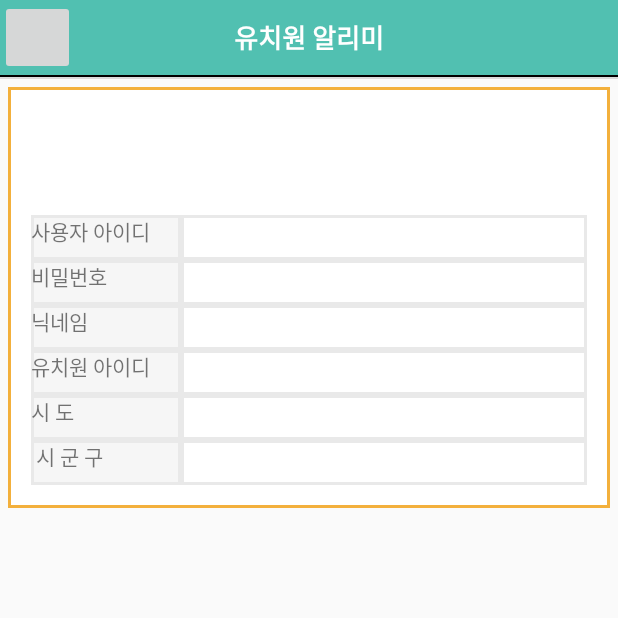
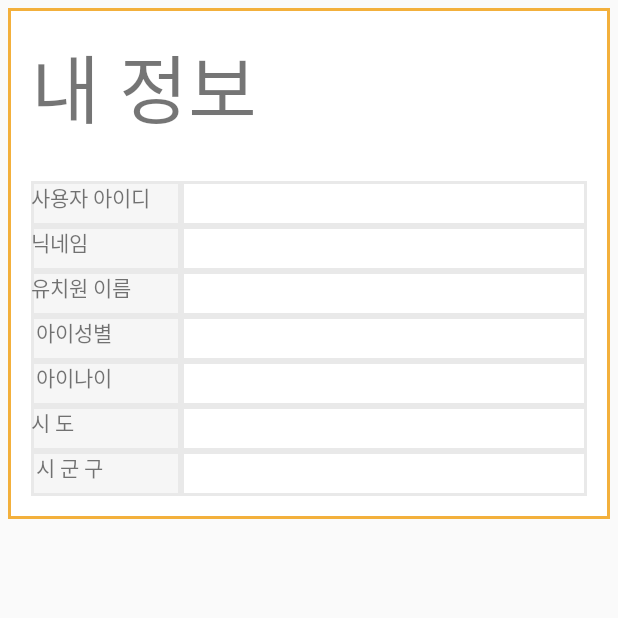
Before and after one commit to kyung2/cau_DB02, an Android app: the UserInfo screen opened directly, with no data from a screen before it, on a phone screen of 412 x 824 dp, the top half of it. Run offline under Robolectric (Android 15) with nearby library versions, the phone set to English and light mode, and no system bars.

Commit message:
user info complete

```diff
--- a/android/dbapp/app/src/main/res/layout/activity_user_info.xml
+++ b/android/dbapp/app/src/main/res/layout/activity_user_info.xml
@@ -12,74 +12,45 @@
         android:layout_alignParentTop="true"
         android:layout_alignParentStart="true">
 
-        <LinearLayout
-            android:layout_width="match_parent"
-            android:layout_height="match_parent"
-            android:orientation="vertical">
 
-            <RelativeLayout
-                android:id="@+id/wrapper_detailPreSchool_topBar"
+            <LinearLayout
                 android:layout_width="match_parent"
-                android:layout_height="50dp"
-                android:background="@color/chiYakSaek">
-
-                <ImageButton
-                    android:id="@+id/btn_detailPreSchool_home"
-                    android:layout_width="50dp"
-                    android:layout_height="50dp" />
-
-                <TextView
-                    android:layout_width="wrap_content"
-                    android:layout_height="wrap_content"
-                    android:layout_centerInParent="true"
-                    android:text="유치원 알리미"
-                    android:textColor="@color/white"
-                    android:textSize="17dp"
-                    android:textStyle="bold" />
-            </RelativeLayout>
-
-            <View
-                android:layout_width="match_parent"
-                android:layout_height="1dp"
-                android:background="@color/black" />
-
-            <View
-                android:layout_width="match_parent"
-                android:layout_height="0.5dp"
-                android:background="@color/whiteGray" />
-
-            <View
-                android:layout_width="match_parent"
-                android:layout_height="0.5dp"
-                android:background="@color/whiteGray" />
-            <LinearLayout
+                android:layout_height="wrap_content"
+                android:layout_margin="5dp"
+                android:background="@drawable/orange_square"
                 android:orientation="vertical"
-                android:layout_margin="5dp"
-                android:padding="15dp"
-                android:background="@drawable/orange_square"
-                android:layout_width="match_parent"
-                android:layout_height="wrap_content">
-                <LinearLayout
-                    android:orientation="horizontal"
-                    android:layout_width="wrap_content"
-                    android:layout_height="50dp"></LinearLayout>
+                android:padding="15dp">
 
                 <LinearLayout
-                    android:layout_marginTop="20dp"
+                    android:layout_width="wrap_content"
+                    android:layout_height="80dp"
+                    android:orientation="horizontal">
+                    <TextView
+                        android:layout_width="match_parent"
+                        android:layout_height="match_parent"
+                        android:text="내 정보"
+                        android:textSize="50sp"/>
+
+                </LinearLayout>
+
+                <LinearLayout
                     android:layout_width="match_parent"
-                    android:layout_height="30dp">
+                    android:layout_height="30dp"
+                    android:layout_marginTop="20dp">
+
                     <TextView
-                        android:background="@drawable/grayback_square"
                         android:layout_width="100dp"
                         android:layout_height="match_parent"
-                        android:text="사용자 아이디"/>
+                        android:background="@drawable/grayback_square"
+                        android:text="사용자 아이디" />
 
                     <TextView
                         android:id="@+id/tv_user_info_id"
-                        android:background="@drawable/gray_square"
                         android:layout_width="match_parent"
-                        android:layout_height="match_parent" />
+                        android:layout_height="match_parent"
+                        android:background="@drawable/gray_square" />
                 </LinearLayout>
+
                 <LinearLayout
                     android:layout_width="match_parent"
                     android:layout_height="30dp">
@@ -88,78 +59,99 @@
                         android:layout_width="100dp"
                         android:layout_height="match_parent"
                         android:background="@drawable/grayback_square"
-                        android:text="비밀번호"/>
+                        android:text="닉네임" />
 
                     <TextView
-                        android:id="@+id/tv_user_info_pw"
-                        android:background="@drawable/gray_square"
+                        android:id="@+id/tv_user_info_nick_name"
                         android:layout_width="match_parent"
-                        android:layout_height="match_parent" />
+                        android:layout_height="match_parent"
+                        android:background="@drawable/gray_square" />
                 </LinearLayout>
+
                 <LinearLayout
                     android:layout_width="match_parent"
                     android:layout_height="30dp">
+
                     <TextView
-                        android:background="@drawable/grayback_square"
                         android:layout_width="100dp"
                         android:layout_height="match_parent"
-                        android:text="닉네임"/>
+                        android:background="@drawable/grayback_square"
+                        android:text="유치원 이름" />
 
                     <TextView
-                        android:id="@+id/tv_user_info_nick_name"
-                        android:background="@drawable/gray_square"
+                        android:id="@+id/tv_user_info_preSchool_name"
                         android:layout_width="match_parent"
-                        android:layout_height="match_parent" />
+                        android:layout_height="match_parent"
+                        android:background="@drawable/gray_square" />
                 </LinearLayout>
+
                 <LinearLayout
                     android:layout_width="match_parent"
                     android:layout_height="30dp">
+
                     <TextView
-                        android:background="@drawable/grayback_square"
                         android:layout_width="100dp"
                         android:layout_height="match_parent"
-                        android:text="유치원 아이디"/>
+                        android:background="@drawable/grayback_square"
+                        android:text=" 아이성별 " />
 
                     <TextView
-                        android:id="@+id/tv_user_info_preSchool_id"
-                        android:background="@drawable/gray_square"
+                        android:id="@+id/tv_detail_user_chide_sex"
                         android:layout_width="match_parent"
-                        android:layout_height="match_parent" />
+                        android:layout_height="match_parent"
+                        android:background="@drawable/gray_square" />
                 </LinearLayout>
-
 
                 <LinearLayout
                     android:layout_width="match_parent"
                     android:layout_height="30dp">
                     <TextView
-                        android:background="@drawable/grayback_square"
                         android:layout_width="100dp"
                         android:layout_height="match_parent"
-                        android:text="시 도"/>
+                        android:background="@drawable/grayback_square"
+                        android:text=" 아이나이  " />
+                    <TextView
+                        android:id="@+id/tv_detail_user_chide_age"
+                        android:layout_width="match_parent"
+                        android:layout_height="match_parent"
+                        android:background="@drawable/gray_square" />
+                </LinearLayout>a
+
+                <LinearLayout
+                    android:layout_width="match_parent"
+                    android:layout_height="30dp">
+
+                    <TextView
+                        android:layout_width="100dp"
+                        android:layout_height="match_parent"
+                        android:background="@drawable/grayback_square"
+                        android:text="시 도" />
 
                     <TextView
                         android:id="@+id/tv_user_info_si_do"
-                        android:background="@drawable/gray_square"
                         android:layout_width="match_parent"
-                        android:layout_height="match_parent" />
+                        android:layout_height="match_parent"
+                        android:background="@drawable/gray_square" />
                 </LinearLayout>
+
                 <LinearLayout
                     android:layout_width="match_parent"
                     android:layout_height="30dp">
+
                     <TextView
-                        android:background="@drawable/grayback_square"
                         android:layout_width="100dp"
                         android:layout_height="match_parent"
-                        android:text=" 시 군 구 "/>
+                        android:background="@drawable/grayback_square"
+                        android:text=" 시 군 구 " />
 
                     <TextView
                         android:id="@+id/tv_user_info_si_gun_gu"
-                        android:background="@drawable/gray_square"
                         android:layout_width="match_parent"
-                        android:layout_height="match_parent" />
+                        android:layout_height="match_parent"
+                        android:background="@drawable/gray_square" />
                 </LinearLayout>
 
+
             </LinearLayout>
-        </LinearLayout>
     </ScrollView>
 </RelativeLayout>
```
